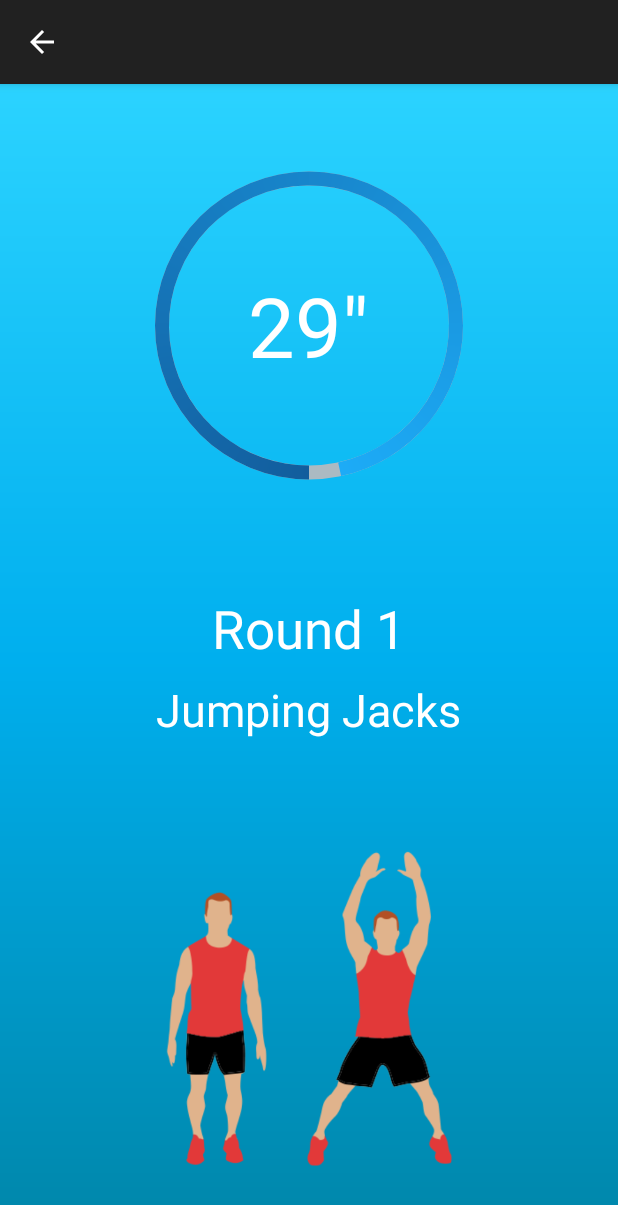
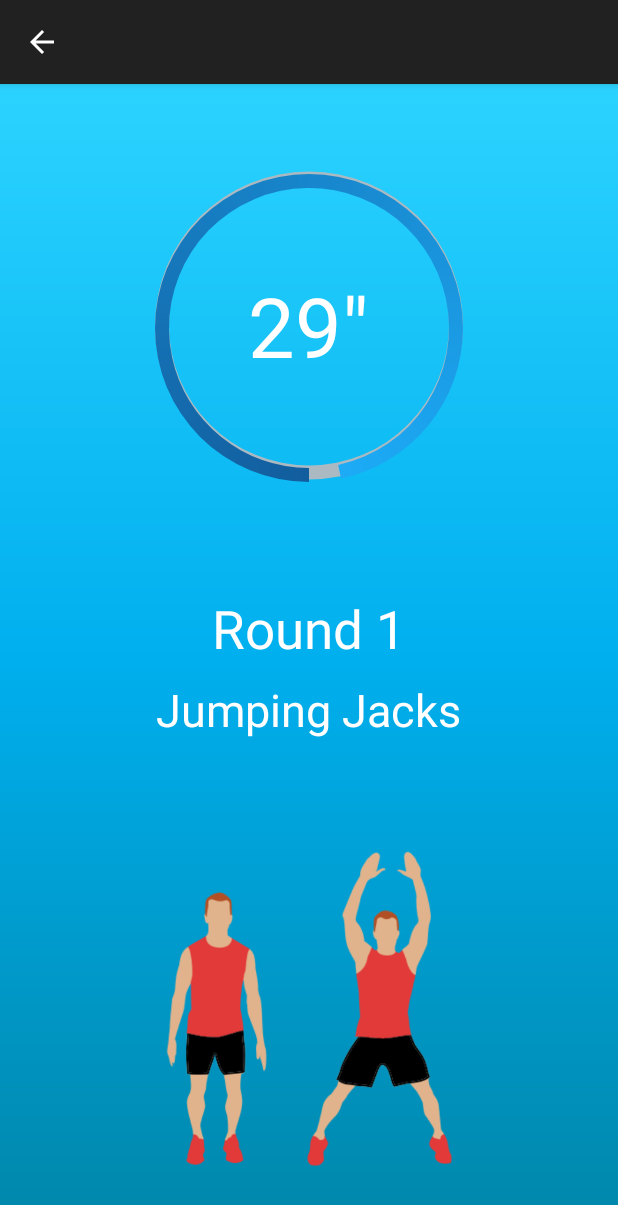
Before and after one commit to Cliffy38/CS4295-Mobile, an Android app: the Action1 screen opened directly, with no data from a screen before it, on a phone screen of 412 x 824 dp. Shown: the top 1205 px of the screen. Run offline under Robolectric (Android 15) with nearby library versions, the phone set to English and light mode, and no system bars.

```diff
--- a/CS4295_Project/app/src/main/java/cs4295/cs4295_project/AccSensor.java
+++ b/CS4295_Project/app/src/main/java/cs4295/cs4295_project/AccSensor.java
@@ -41,9 +41,7 @@
     }
 
     @Override
-    public void onAccuracyChanged(Sensor sensor, int accuracy) {
-    // can be safely ignored for this demo
-    }
+    public void onAccuracyChanged(Sensor sensor, int accuracy) { }
 
     @Override
     public void onSensorChanged(SensorEvent event) {
--- a/CS4295_Project/app/src/main/java/cs4295/cs4295_project/RepeatDialog.java
+++ b/CS4295_Project/app/src/main/java/cs4295/cs4295_project/RepeatDialog.java
@@ -58,7 +58,7 @@
 
         int spinnerPosition = adapter.getPosition(selection);
 
-//set the default according to value
+        //set the default according to value
         mSpinner.setSelection(spinnerPosition);
 
         Button buttonOK = (Button) findViewById(R.id.dialogOK);
--- a/CS4295_Project/app/src/main/java/cs4295/cs4295_project/RestDialog.java
+++ b/CS4295_Project/app/src/main/java/cs4295/cs4295_project/RestDialog.java
@@ -39,7 +39,6 @@
         mList.add("15");
         mList.add("20");
 
-
     }
 
     @Override
@@ -57,7 +56,7 @@
 
         int spinnerPosition = adapter.getPosition(selection);
 
-//set the default according to value
+        //set the default according to value
         mSpinner.setSelection(spinnerPosition);
 
         Button buttonOK = (Button) findViewById(R.id.dialogOK);
--- a/CS4295_Project/app/src/main/res/layout/activity_action1.xml
+++ b/CS4295_Project/app/src/main/res/layout/activity_action1.xml
@@ -35,13 +35,13 @@
                 android:id="@+id/progressbar"
                 style="?android:attr/progressBarStyleHorizontal"
                 android:layout_width="280dip"
-                android:layout_height="290dip"
+                android:layout_height="300dip"
                 android:indeterminate="false"
                 android:progressDrawable="@drawable/circle_progress_foreground"
                 android:background="@drawable/circle_shape"
                 android:max="100"
                 android:layout_centerHorizontal="true"
-                android:layout_centerVertical="true"/>
+                android:layout_alignParentBottom="true" />
 
             <TextView
                 android:layout_width="wrap_content"
```
Also changed, not shown: CS4295_Project/app/src/main/java/cs4295/cs4295_project/Action1.java (+0 -13 lines), CS4295_Project/app/src/main/java/cs4295/cs4295_project/Break.java (+0 -10 lines), CS4295_Project/app/src/main/java/cs4295/cs4295_project/Pause.java (+0 -9 lines), CS4295_Project/app/src/main/java/cs4295/cs4295_project/Settings.java (+1 -9 lines), CS4295_Project/app/src/main/java/cs4295/cs4295_project/Timer.java (+0 -7 lines), 1 other file.
